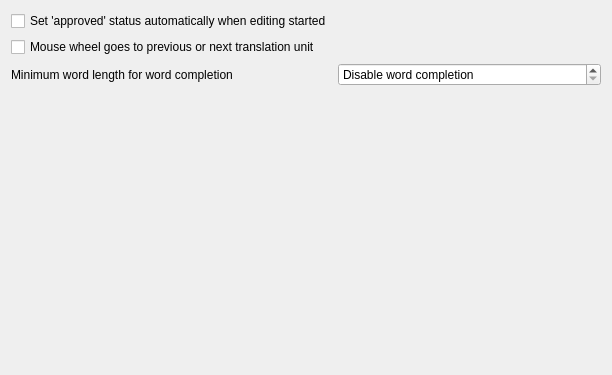
Before: the Qt Designer form src/prefs/prefs_editor.ui in KDE/lokalize, drawn with Qt 5.
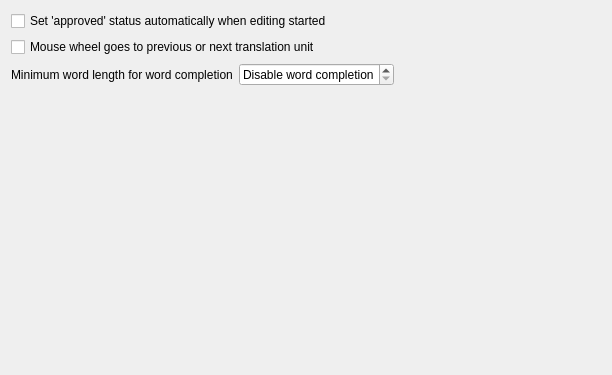
After: the same form once the commit is applied.

Commit message:
Improved layout for preference dialog.
Widgets are now next to their labels, instead of in a separate
column (which moved them very far away from the labels, since
the dialog had some very long strings).

The edit to the form file:
```diff
--- a/src/prefs/prefs_editor.ui
+++ b/src/prefs/prefs_editor.ui
@@ -51,6 +51,8 @@
     </widget>
    </item>
    <item row="2" column="0">
+    <layout class="QHBoxLayout">
+     <item>
     <widget class="QLabel" name="l1">
      <property name="toolTip">
       <string>Set to 2 to disable word completion</string>
@@ -60,7 +62,7 @@
      </property>
     </widget>
    </item>
-   <item row="2" column="1">
+     <item>
     <widget class="QSpinBox" name="kcfg_WordCompletionLength">
      <property name="toolTip">
       <string>Set to 2 to disable word completion</string>
@@ -75,6 +77,8 @@
       <number>20</number>
      </property>
     </widget>
+     </item>
+    </layout>
    </item>
   </layout>
  </widget>
```
Lines whose indentation alone changed are shown as unchanged. The commit also changes 1 other file.
